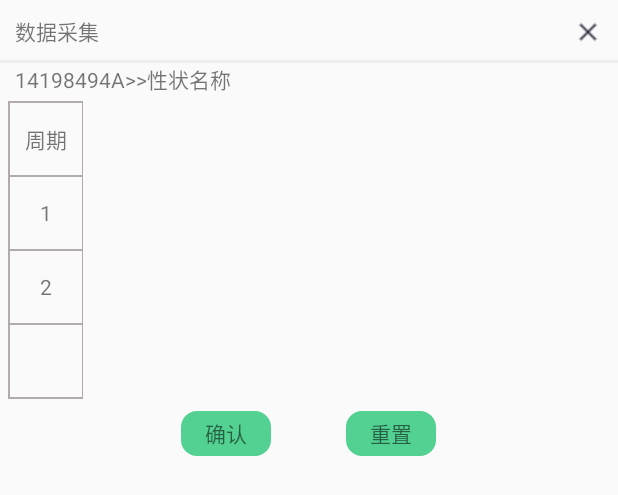
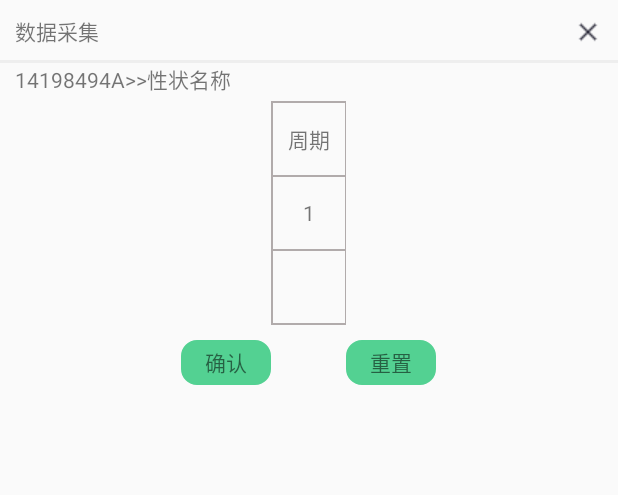
Before and after one commit to kongluwei/DUSCollection, an Android app: the layout view_previous_data.xml on its own in the app's theme, with its tools: preview values and no code run, on a phone screen of 412 x 824 dp. Shown: the top 495 px of the screen. Run offline under Robolectric (Android 15) with nearby library versions, the phone set to English and light mode, and no system bars.

Commit message:
个体采集上一年数据的布局为前一年，之前为前两年

```diff
--- a/app/src/main/res/layout/view_previous_data.xml
+++ b/app/src/main/res/layout/view_previous_data.xml
@@ -55,6 +55,7 @@
 
     </LinearLayout>
 <LinearLayout
+    android:gravity="center"
     android:padding="5dp"
     android:orientation="horizontal"
     android:layout_width="match_parent"
@@ -118,6 +119,7 @@
             </LinearLayout>
 
             <LinearLayout
+                android:visibility="gone"
                 android:id="@+id/tv_zhouqi3"
                 android:layout_width="wrap_content"
                 android:layout_height="wrap_content"
@@ -161,8 +163,8 @@
     <HorizontalScrollView
         android:overScrollMode="never"
         android:scrollbars="none"
-        android:layout_width="0dp"
-        android:layout_weight="1"
+        android:layout_width="wrap_content"
+
         android:layout_height="wrap_content">
         <LinearLayout
             android:id="@+id/ll_sc_synsj"
@@ -178,7 +180,7 @@
     android:gravity="center"
     android:orientation="horizontal"
     android:layout_width="match_parent"
-    android:layout_height="35dp">
+    android:layout_height="40dp">
     <TextView
 
         android:background="@drawable/shape_small_label_signin_"
```
